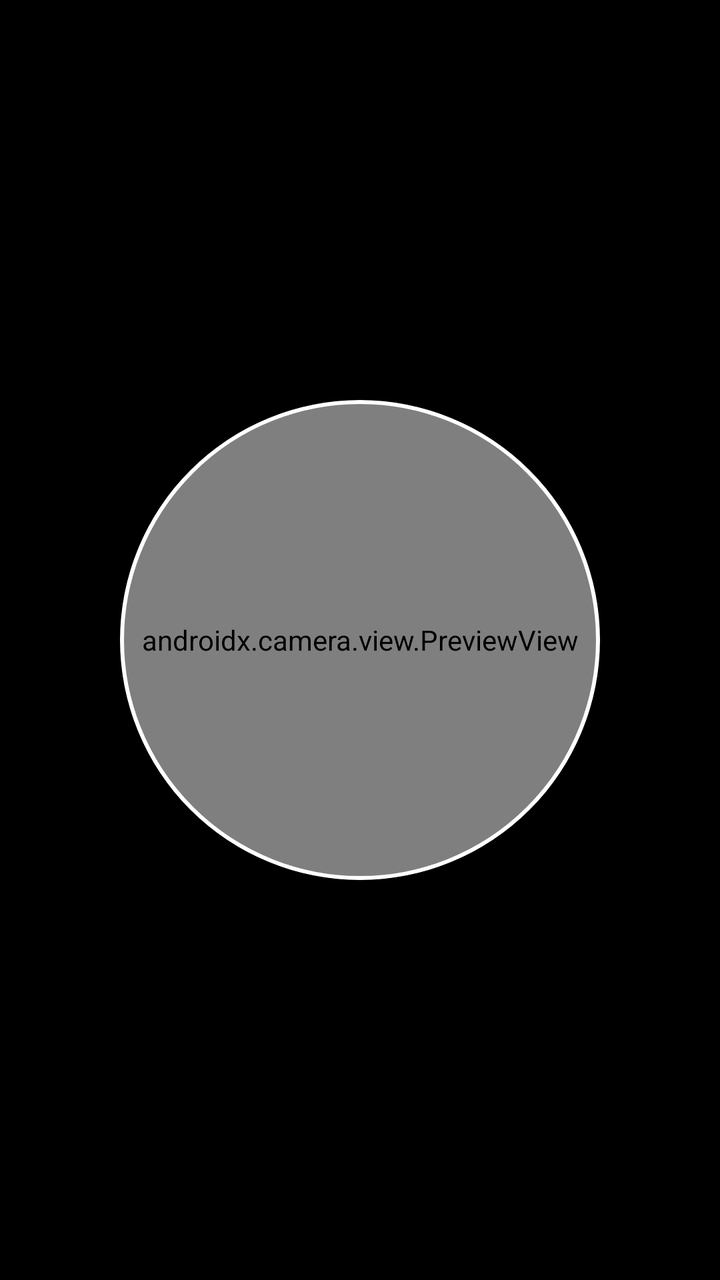
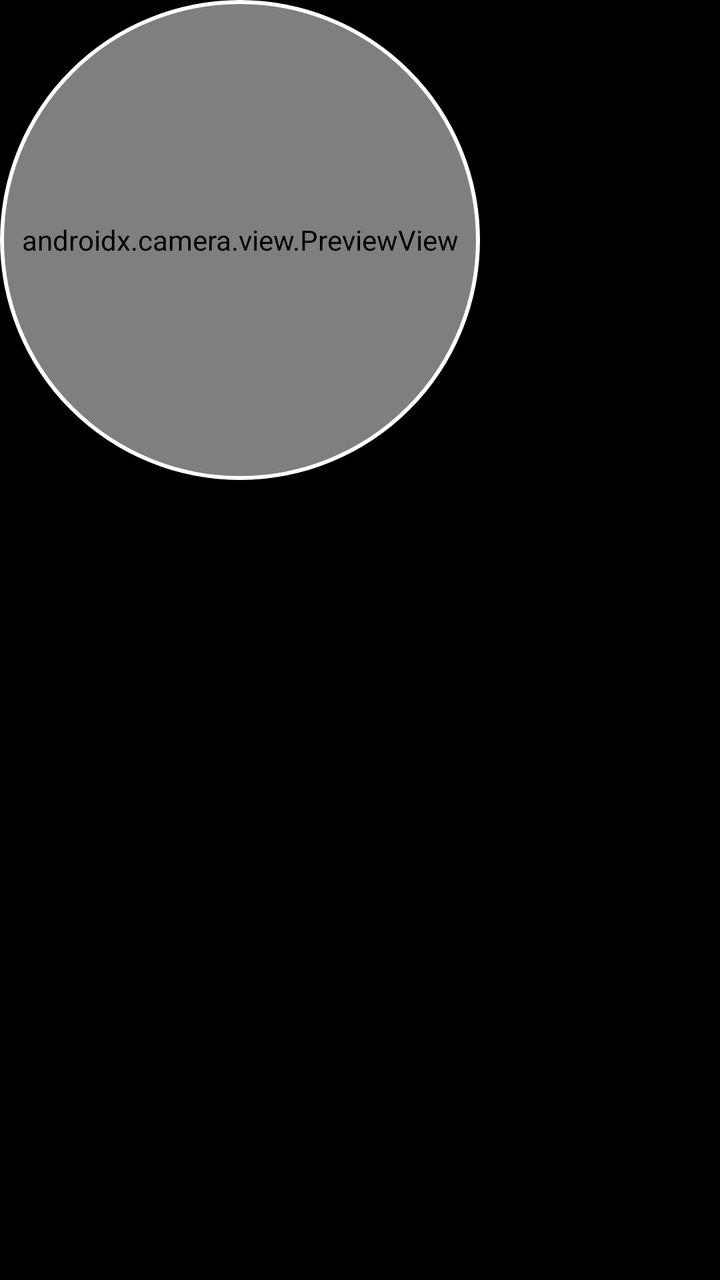

Before-and-after screenshots of an Android layout around one commit, followed by the original layout XML and the change that was made.
<!-- AndroidManifest.xml: application theme Theme.CustomScreen -->
<!-- res/layout/activity_main.xml -->
<?xml version="1.0" encoding="utf-8"?>
<androidx.drawerlayout.widget.DrawerLayout xmlns:android="http://schemas.android.com/apk/res/android"
    xmlns:app="http://schemas.android.com/apk/res-auto"
    android:id="@+id/drawer_layout"
    android:layout_width="match_parent"
    android:layout_height="match_parent">

    
    <RelativeLayout
        android:id="@+id/root_layout"
        android:layout_width="match_parent"
        android:layout_height="match_parent"
        android:background="@android:color/black">

        
        <ImageView
            android:id="@+id/image_slide_view"
            android:layout_width="match_parent"
            android:layout_height="wrap_content"
            android:layout_alignParentTop="true"
            android:adjustViewBounds="true"
            android:contentDescription="Slide Image"
            android:scaleType="fitStart"
            android:visibility="gone" />

        
        <FrameLayout
            android:id="@+id/text_slide_container"
            android:layout_width="match_parent"
            android:layout_height="0dp"
            android:layout_alignParentTop="true"
            android:visibility="gone">

            <TextView
                android:id="@+id/text_slide_view"
                android:layout_width="wrap_content"
                android:layout_height="wrap_content"
                android:layout_gravity="center"
                android:fontFamily="@font/bitter"
                android:gravity="center"
                android:lineSpacingMultiplier="1.2"
                android:paddingHorizontal="24dp"
                android:textColor="#FFFFFF"
                android:textSize="26sp" />
        </FrameLayout>

        
        <FrameLayout
            android:id="@+id/video_slide_container"
            android:layout_width="match_parent"
            android:layout_height="wrap_content"
            android:layout_alignParentTop="true"
            android:visibility="gone">

            <VideoView
                android:id="@+id/video_slide_view"
                android:layout_width="match_parent"
                android:layout_height="wrap_content"
                android:layout_gravity="top|center_horizontal" />
        </FrameLayout>

        
        <FrameLayout
            android:id="@+id/web_slide_container"
            android:layout_width="match_parent"
            android:layout_height="wrap_content"
            android:layout_alignParentTop="true"
            android:visibility="gone">

            <androidx.swiperefreshlayout.widget.SwipeRefreshLayout
                android:id="@+id/swipe_refresh_web_slide"
                android:layout_width="match_parent"
                android:layout_height="match_parent">

                <WebView
                    android:id="@+id/web_slide_view"
                    android:layout_width="match_parent"
                    android:layout_height="match_parent" />
            </androidx.swiperefreshlayout.widget.SwipeRefreshLayout>

            
            <ImageButton
                android:id="@+id/btn_reload_web_slide"
                android:layout_width="36dp"
                android:layout_height="36dp"
                android:layout_gravity="top|end"
                android:layout_margin="12dp"
                android:alpha="0.75"
                android:background="@drawable/bg_circle_nav"
                android:contentDescription="Reload Web Page"
                android:elevation="10dp"
                android:padding="6dp"
                android:src="@drawable/ic_refresh"
                android:visibility="gone"
                app:tint="#FFFFFF" />
        </FrameLayout>

        
        <TextView
            android:id="@+id/empty_state_view"
            android:layout_width="wrap_content"
            android:layout_height="wrap_content"
            android:layout_centerInParent="true"
            android:gravity="center"
            android:padding="32dp"
            android:text="Double-tap to open Menu &amp; Add Slides"
            android:textColor="#66FFFFFF"
            android:textSize="18sp"
            android:visibility="gone" />

        
        <LinearLayout
            android:id="@+id/top_menu_bar"
            android:layout_width="match_parent"
            android:layout_height="56dp"
            android:layout_alignParentTop="true"
            android:background="#DD111111"
            android:elevation="8dp"
            android:gravity="center_vertical"
            android:orientation="horizontal"
            android:paddingHorizontal="12dp"
            android:visibility="gone">

            <ImageButton
                android:id="@+id/btn_open_drawer"
                android:layout_width="40dp"
                android:layout_height="40dp"
                android:layout_marginEnd="8dp"
                android:background="?attr/selectableItemBackgroundBorderless"
                android:contentDescription="Open Navigation Menu"
                android:src="@drawable/ic_hamburger" />

            <TextView
                android:id="@+id/toolbar_title"
                android:layout_width="0dp"
                android:layout_height="wrap_content"
                android:layout_weight="1"
                android:text="Edit Mode"
                android:textColor="#FFFFFF"
                android:textSize="17sp"
                android:textStyle="bold" />

            <Button
                android:id="@+id/btn_slide_manager"
                style="@style/Widget.Material3.Button.TextButton"
                android:layout_width="wrap_content"
                android:layout_height="wrap_content"
                android:text="Edit Slides"
                android:textColor="#64B5F6"
                android:textSize="15sp"
                android:textStyle="bold" />
        </LinearLayout>

        
        <FrameLayout
            android:id="@+id/camera_root_wrapper"
            android:layout_width="wrap_content"
            android:layout_height="wrap_content"
            android:layout_centerInParent="true"
            android:clipChildren="false"
            android:clipToPadding="false">

            <com.google.android.material.card.MaterialCardView
                android:id="@+id/camera_card_container"
                android:layout_width="240dp"
                android:layout_height="240dp"
                android:clickable="true"
                android:focusable="true"
                app:cardBackgroundColor="#000000"
                app:cardCornerRadius="120dp"
                app:cardElevation="12dp"
                app:strokeColor="#FFFFFF"
                app:strokeWidth="2dp">

                <androidx.camera.view.PreviewView
                    android:id="@+id/camera_preview_view"
                    android:layout_width="match_parent"
                    android:layout_height="match_parent" />

            </com.google.android.material.card.MaterialCardView>

            
            <ImageView
                android:id="@+id/btn_resize_handle"
                android:layout_width="40dp"
                android:layout_height="40dp"
                android:layout_gravity="top|start"
                android:background="@drawable/bg_rect_resize_handle"
                android:contentDescription="Resize Handle"
                android:elevation="16dp"
                android:padding="6dp"
                android:src="@drawable/ic_aspect_ratio"
                android:visibility="gone" />

        </FrameLayout>



        
        <LinearLayout
            android:id="@+id/bottom_nav_container"
            android:layout_width="match_parent"
            android:layout_height="0dp"
            android:layout_alignParentBottom="true"
            android:orientation="horizontal"
            android:weightSum="10">

            
            <FrameLayout
                android:id="@+id/zone_previous"
                android:layout_width="0dp"
                android:layout_height="match_parent"
                android:layout_weight="2"
                android:clickable="true"
                android:focusable="true">

                <ImageButton
                    android:id="@+id/btn_prev"
                    android:layout_width="48dp"
                    android:layout_height="48dp"
                    android:layout_gravity="center"
                    android:background="@drawable/bg_circle_nav"
                    android:clickable="false"
                    android:contentDescription="Previous Slide"
                    android:focusable="false"
                    android:src="@drawable/ic_chevron_left" />
            </FrameLayout>

            
            <FrameLayout
                android:id="@+id/zone_record"
                android:layout_width="0dp"
                android:layout_height="match_parent"
                android:layout_weight="6">

                <Button
                    android:id="@+id/btn_record"
                    android:layout_width="wrap_content"
                    android:layout_height="wrap_content"
                    android:layout_gravity="center"
                    android:background="@drawable/bg_btn_record_red"
                    android:backgroundTint="#E53935"
                    app:backgroundTint="#E53935"
                    android:elevation="6dp"
                    android:text="Start Record"
                    android:textColor="#FFFFFF"
                    android:textSize="16sp"
                    android:textStyle="bold" />
            </FrameLayout>

            
            <FrameLayout
                android:id="@+id/zone_next"
                android:layout_width="0dp"
                android:layout_height="match_parent"
                android:layout_weight="2"
                android:clickable="true"
                android:focusable="true">

                <ImageButton
                    android:id="@+id/btn_next"
                    android:layout_width="48dp"
                    android:layout_height="48dp"
                    android:layout_gravity="center"
                    android:background="@drawable/bg_circle_nav"
                    android:clickable="false"
                    android:contentDescription="Previous Slide"
                    android:focusable="false"
                    android:src="@drawable/ic_chevron_right" />
            </FrameLayout>

        </LinearLayout>

        
        <View
            android:id="@+id/guide_line_9_16"
            android:layout_width="match_parent"
            android:layout_height="1dp"
            android:background="#33FFFFFF"
            android:elevation="20dp"
            android:visibility="gone" />

        <TextView
            android:id="@+id/guide_label_9_16"
            android:layout_width="wrap_content"
            android:layout_height="wrap_content"
            android:layout_alignParentEnd="true"
            android:elevation="20dp"
            android:paddingEnd="8dp"
            android:text="9:16"
            android:textColor="#55FFFFFF"
            android:textSize="10sp"
            android:visibility="gone" />

        <View
            android:id="@+id/guide_line_4_5"
            android:layout_width="match_parent"
            android:layout_height="1dp"
            android:background="#33FFFFFF"
            android:elevation="20dp"
            android:visibility="gone" />

        <TextView
            android:id="@+id/guide_label_4_5"
            android:layout_width="wrap_content"
            android:layout_height="wrap_content"
            android:layout_alignParentEnd="true"
            android:elevation="20dp"
            android:paddingEnd="8dp"
            android:text="4:5"
            android:textColor="#55FFFFFF"
            android:textSize="10sp"
            android:visibility="gone" />

        <View
            android:id="@+id/guide_line_1_1"
            android:layout_width="match_parent"
            android:layout_height="1dp"
            android:background="#33FFFFFF"
            android:elevation="20dp"
            android:visibility="gone" />

        <TextView
            android:id="@+id/guide_label_1_1"
            android:layout_width="wrap_content"
            android:layout_height="wrap_content"
            android:layout_alignParentEnd="true"
            android:elevation="20dp"
            android:paddingEnd="8dp"
            android:text="1:1"
            android:textColor="#55FFFFFF"
            android:textSize="10sp"
            android:visibility="gone" />

        
        <ImageButton
            android:id="@+id/btn_stop_record_floating"
            android:layout_width="32dp"
            android:layout_height="32dp"
            android:layout_alignParentBottom="true"
            android:layout_centerHorizontal="true"
            android:layout_marginBottom="70dp"
            android:alpha="0.25"
            android:background="@drawable/bg_circle_stop_minimal"
            android:contentDescription="Stop Recording"
            android:elevation="12dp"
            android:padding="7dp"
            android:src="@drawable/ic_stop"
            android:visibility="gone" />

        
        <ImageView
            android:id="@+id/iv_stop_arrow_hint"
            android:layout_width="40dp"
            android:layout_height="40dp"
            android:layout_alignParentBottom="true"
            android:layout_marginBottom="66dp"
            android:layout_marginEnd="4dp"
            android:layout_toLeftOf="@id/btn_stop_record_floating"
            android:contentDescription="Stop Button Arrow Hint"
            android:elevation="13dp"
            android:src="@drawable/ic_arrow_right_red"
            android:visibility="gone" />

        
        <FrameLayout
            android:id="@+id/countdown_overlay_container"
            android:layout_width="match_parent"
            android:layout_height="match_parent"
            android:background="#99000000"
            android:clickable="true"
            android:focusable="true"
            android:elevation="25dp"
            android:visibility="gone">

            <com.google.android.material.card.MaterialCardView
                android:layout_width="220dp"
                android:layout_height="wrap_content"
                android:layout_gravity="center"
                app:cardBackgroundColor="#EF1F1F1F"
                app:cardCornerRadius="24dp"
                app:cardElevation="16dp"
                app:strokeColor="#44FFFFFF"
                app:strokeWidth="1.5dp">

                <LinearLayout
                    android:layout_width="match_parent"
                    android:layout_height="wrap_content"
                    android:gravity="center"
                    android:orientation="vertical"
                    android:padding="24dp">

                    <TextView
                        android:layout_width="wrap_content"
                        android:layout_height="wrap_content"
                        android:fontFamily="sans-serif-medium"
                        android:letterSpacing="0.08"
                        android:text="RECORDING STARTS IN"
                        android:textColor="#B0BEC5"
                        android:textSize="12sp"
                        android:textStyle="bold" />

                    <TextView
                        android:id="@+id/tv_countdown_number"
                        android:layout_width="wrap_content"
                        android:layout_height="wrap_content"
                        android:layout_marginVertical="12dp"
                        android:fontFamily="sans-serif-black"
                        android:text="3"
                        android:textColor="#FF5252"
                        android:textSize="64sp"
                        android:textStyle="bold" />

                    <Button
                        android:id="@+id/btn_cancel_countdown"
                        style="@style/Widget.Material3.Button.TextButton"
                        android:layout_width="wrap_content"
                        android:layout_height="wrap_content"
                        android:text="Cancel"
                        android:textColor="#FFFFFF"
                        android:textSize="16sp"
                        android:textStyle="bold" />

                </LinearLayout>

            </com.google.android.material.card.MaterialCardView>

        </FrameLayout>

        
        <View
            android:id="@+id/flash_overlay_view"
            android:layout_width="match_parent"
            android:layout_height="match_parent"
            android:background="#FFFFFF"
            android:elevation="30dp"
            android:visibility="gone"
            android:alpha="0" />

    </RelativeLayout>

    
    <com.google.android.material.navigation.NavigationView
        android:id="@+id/nav_view"
        android:layout_width="280dp"
        android:layout_height="match_parent"
        android:layout_gravity="start"
        android:background="#FF181818"
        app:headerLayout="@layout/nav_header"
        app:itemIconTint="#FFFFFF"
        app:itemTextColor="#FFFFFF"
        app:menu="@menu/drawer_menu" />

</androidx.drawerlayout.widget.DrawerLayout>
<!-- res/layout/nav_header.xml (included above) -->
<?xml version="1.0" encoding="utf-8"?>
<LinearLayout xmlns:android="http://schemas.android.com/apk/res/android"
    android:layout_width="match_parent"
    android:layout_height="160dp"
    android:background="#FF111111"
    android:gravity="bottom"
    android:orientation="vertical"
    android:padding="16dp"
    android:theme="@style/ThemeOverlay.AppCompat.Dark">

    <TextView
        android:layout_width="wrap_content"
        android:layout_height="wrap_content"
        android:text="@string/app_name"
        android:textColor="#FFFFFF"
        android:textSize="20sp"
        android:textStyle="bold" />

    <TextView
        android:layout_width="wrap_content"
        android:layout_height="wrap_content"
        android:layout_marginTop="4dp"
        android:text="Features &amp; Settings"
        android:textColor="#AAAAAA"
        android:textSize="14sp" />

</LinearLayout>
<!-- resources referenced by this layout -->
<resources>
  <!-- drawable bg_btn_record_red (drawable) -->
  <?xml version="1.0" encoding="utf-8"?>
  <shape xmlns:android="http://schemas.android.com/apk/res/android"
      android:shape="rectangle">
      <solid android:color="#E53935" />
      <stroke
          android:width="2dp"
          android:color="#FFFFFF" />
      <corners android:radius="8dp" />
      <padding
          android:bottom="8dp"
          android:left="16dp"
          android:right="16dp"
          android:top="8dp" />
  </shape>
  <!-- drawable bg_circle_nav (drawable) -->
  <?xml version="1.0" encoding="utf-8"?>
  <shape xmlns:android="http://schemas.android.com/apk/res/android"
      android:shape="oval">
      <solid android:color="#55222222" />
      <stroke
          android:width="1.5dp"
          android:color="#88FFFFFF" />
      <size
          android:width="48dp"
          android:height="48dp" />
  </shape>
  <!-- drawable bg_circle_stop_minimal (drawable) -->
  <?xml version="1.0" encoding="utf-8"?>
  <shape xmlns:android="http://schemas.android.com/apk/res/android"
      android:shape="oval">
      <solid android:color="#44333333" />
      <stroke
          android:width="1dp"
          android:color="#44FFFFFF" />
  </shape>
  <!-- drawable bg_rect_resize_handle (drawable) -->
  <?xml version="1.0" encoding="utf-8"?>
  <shape xmlns:android="http://schemas.android.com/apk/res/android"
      android:shape="rectangle">
      <solid android:color="#CC000000" />
      <corners android:radius="4dp" />
  </shape>
  <!-- drawable ic_aspect_ratio (drawable) -->
  <vector xmlns:android="http://schemas.android.com/apk/res/android"
      android:width="24dp"
      android:height="24dp"
      android:viewportWidth="24"
      android:viewportHeight="24">
      <path
          android:fillColor="#FFFFFF"
          android:pathData="M19,12h-2v3h-3v2h5v-5zM7,9h3V7H5v5h2V9zM21,3H3c-1.1,0 -2,0.9 -2,2v14c0,1.1 0.9,2 2,2h18c1.1,0 2,-0.9 2,-2V5c0,-1.1 -0.9,-2 -2,-2zm0,16H3V5h18v14z"/>
  </vector>
  <!-- drawable ic_chevron_left (drawable) -->
  <vector xmlns:android="http://schemas.android.com/apk/res/android"
      android:width="36dp"
      android:height="36dp"
      android:viewportWidth="24"
      android:viewportHeight="24">
    <path
        android:fillColor="#FFFFFF"
        android:pathData="M15.41,7.41L14,6l-6,6 6,6 1.41,-1.41L10.83,12z"/>
  </vector>
  <!-- drawable ic_chevron_right (drawable) -->
  <vector xmlns:android="http://schemas.android.com/apk/res/android"
      android:width="36dp"
      android:height="36dp"
      android:viewportWidth="24"
      android:viewportHeight="24">
    <path
        android:fillColor="#FFFFFF"
        android:pathData="M10,6L8.59,7.41 13.17,12l-4.58,4.59L10,18l6,-6z"/>
  </vector>
  <!-- drawable ic_hamburger (drawable) -->
  <vector xmlns:android="http://schemas.android.com/apk/res/android"
      android:width="24dp"
      android:height="24dp"
      android:viewportWidth="24"
      android:viewportHeight="24">
      <path
          android:fillColor="#FFFFFF"
          android:pathData="M3,18h18v-2H3v2zM3,13h18v-2H3v2zM3,6v2h18V6H3z"/>
  </vector>
  <!-- drawable ic_stop (drawable) -->
  <vector xmlns:android="http://schemas.android.com/apk/res/android"
      android:width="24dp"
      android:height="24dp"
      android:viewportWidth="24"
      android:viewportHeight="24">
      <path
          android:fillColor="#FFFFFF"
          android:pathData="M6,6h12v12H6z"/>
  </vector>
  <string name="app_name">FaceCam Presentation Recorder</string>
  <style name="Theme.CustomScreen" parent="Theme.MaterialComponents.DayNight.NoActionBar">
          <item name="android:windowBackground">@android:color/black</item>
          <item name="android:statusBarColor">@android:color/transparent</item>
          <item name="android:navigationBarColor">@android:color/transparent</item>
          <item name="android:windowLightStatusBar">false</item>
          <item name="android:windowLightNavigationBar">false</item>
      </style>
  <!-- unchanged entries left out for length: 2 -->
</resources>

<!-- the commit's change to res/layout/activity_main.xml (unified diff, before → after) -->
@@ -156,7 +156,8 @@
             android:id="@+id/camera_root_wrapper"
             android:layout_width="wrap_content"
             android:layout_height="wrap_content"
-            android:layout_centerInParent="true"
+            android:layout_alignParentTop="true"
+            android:layout_alignParentStart="true"
             android:clipChildren="false"
             android:clipToPadding="false">
 
